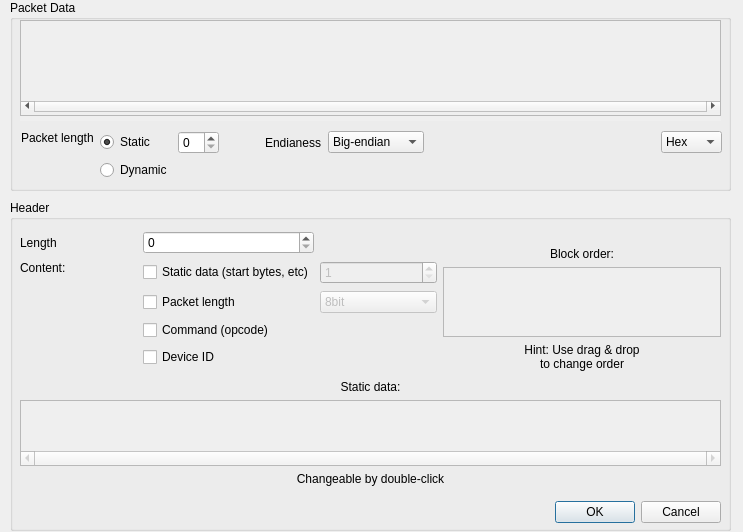
Before: the Qt Designer form src/LorrisAnalyzer/sourcedialog.ui in Tasssadar/Lorris, drawn with Qt 5.
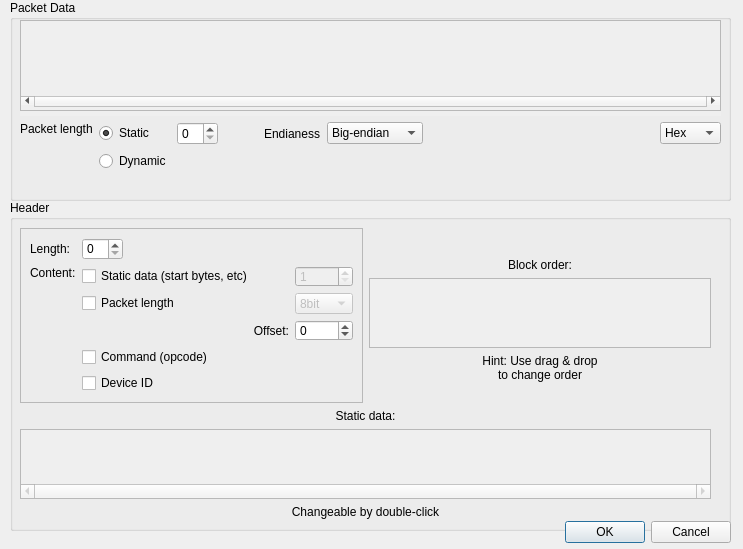
After: the same form once the commit is applied.

What changed in the file:
```diff
--- a/src/LorrisAnalyzer/sourcedialog.ui
+++ b/src/LorrisAnalyzer/sourcedialog.ui
@@ -7,7 +7,7 @@
     <x>0</x>
     <y>0</y>
     <width>743</width>
-    <height>532</height>
+    <height>549</height>
    </rect>
   </property>
   <property name="sizePolicy">
@@ -31,82 +31,56 @@
    <property name="title">
     <string>Header</string>
    </property>
-   <widget class="QDialogButtonBox" name="ok_close_bBox">
+   <widget class="QWidget" name="">
     <property name="geometry">
      <rect>
-      <x>530</x>
-      <y>300</y>
-      <width>181</width>
-      <height>25</height>
-     </rect>
-    </property>
-    <property name="standardButtons">
-     <set>QDialogButtonBox::Cancel|QDialogButtonBox::Ok</set>
-    </property>
-    <property name="centerButtons">
-     <bool>false</bool>
-    </property>
-   </widget>
-   <widget class="QWidget" name="layoutWidget1">
-    <property name="geometry">
-     <rect>
       <x>10</x>
-      <y>180</y>
-      <width>701</width>
-      <height>106</height>
+      <y>28</y>
+      <width>691</width>
+      <height>291</height>
      </rect>
     </property>
-    <layout class="QVBoxLayout" name="verticalLayout_8">
+    <layout class="QVBoxLayout" name="verticalLayout">
      <item>
-      <widget class="QLabel" name="label_3">
-       <property name="text">
-        <string>Static data:</string>
-       </property>
-       <property name="alignment">
-        <set>Qt::AlignCenter</set>
-       </property>
-      </widget>
-     </item>
+      <layout class="QHBoxLayout" name="horizontalLayout_3">
      <item>
-      <widget class="QListWidget" name="staticList">
-       <property name="enabled">
-        <bool>false</bool>
-       </property>
-       <property name="verticalScrollBarPolicy">
-        <enum>Qt::ScrollBarAlwaysOff</enum>
-       </property>
-       <property name="horizontalScrollBarPolicy">
-        <enum>Qt::ScrollBarAlwaysOn</enum>
-       </property>
-       <property name="flow">
-        <enum>QListView::LeftToRight</enum>
-       </property>
-      </widget>
-     </item>
-     <item>
-      <widget class="QLabel" name="label_5">
-       <property name="text">
-        <string>Changeable by double-click</string>
-       </property>
-       <property name="alignment">
-        <set>Qt::AlignCenter</set>
-       </property>
-      </widget>
-     </item>
-    </layout>
-   </widget>
-   <widget class="QWidget" name="layoutWidget2">
-    <property name="geometry">
-     <rect>
-      <x>10</x>
-      <y>30</y>
-      <width>701</width>
-      <height>141</height>
-     </rect>
-    </property>
-    <layout class="QHBoxLayout" name="horizontalLayout" stretch="3,2">
+        <widget class="QFrame" name="frame">
+         <property name="frameShape">
+          <enum>QFrame::StyledPanel</enum>
+         </property>
+         <property name="frameShadow">
+          <enum>QFrame::Raised</enum>
+         </property>
+         <layout class="QVBoxLayout" name="verticalLayout_2">
      <item>
       <layout class="QGridLayout" name="gridLayout">
+            <item row="0" column="0">
+             <widget class="QLabel" name="h_len_label">
+              <property name="text">
+               <string>Length:</string>
+              </property>
+             </widget>
+            </item>
+            <item row="0" column="1">
+             <layout class="QHBoxLayout" name="horizontalLayout">
+              <item>
+               <widget class="QSpinBox" name="header_len_box"/>
+              </item>
+              <item>
+               <spacer name="horizontalSpacer_3">
+                <property name="orientation">
+                 <enum>Qt::Horizontal</enum>
+                </property>
+                <property name="sizeHint" stdset="0">
+                 <size>
+                  <width>40</width>
+                  <height>20</height>
+                 </size>
+                </property>
+               </spacer>
+              </item>
+             </layout>
+            </item>
        <item row="1" column="0">
         <widget class="QLabel" name="conten_label">
          <property name="text">
@@ -170,30 +144,43 @@
         </widget>
        </item>
        <item row="3" column="1">
+             <widget class="QLabel" name="label_6">
+              <property name="text">
+               <string>Offset:</string>
+              </property>
+              <property name="alignment">
+               <set>Qt::AlignRight|Qt::AlignTrailing|Qt::AlignVCenter</set>
+              </property>
+             </widget>
+            </item>
+            <item row="3" column="2">
+             <widget class="QSpinBox" name="offsetBox">
+              <property name="minimum">
+               <number>-100</number>
+              </property>
+              <property name="maximum">
+               <number>100</number>
+              </property>
+             </widget>
+            </item>
+            <item row="4" column="1">
         <widget class="QCheckBox" name="cmd_check">
          <property name="text">
           <string>Command (opcode)</string>
          </property>
         </widget>
        </item>
-       <item row="4" column="1">
+            <item row="5" column="1">
         <widget class="QCheckBox" name="id_check">
          <property name="text">
           <string>Device ID</string>
          </property>
         </widget>
        </item>
-       <item row="0" column="0">
-        <widget class="QLabel" name="h_len_label">
-         <property name="text">
-          <string>Length</string>
-         </property>
+           </layout>
+          </item>
+         </layout>
         </widget>
-       </item>
-       <item row="0" column="1">
-        <widget class="QSpinBox" name="header_len_box"/>
-       </item>
-      </layout>
      </item>
      <item>
       <layout class="QVBoxLayout" name="verticalLayout_5">
@@ -205,7 +192,7 @@
          <property name="sizeHint" stdset="0">
           <size>
            <width>20</width>
-           <height>40</height>
+             <height>50</height>
           </size>
          </property>
         </spacer>
@@ -233,7 +220,7 @@
            <rect>
             <x>0</x>
             <y>0</y>
-            <width>270</width>
+              <width>326</width>
             <height>58</height>
            </rect>
           </property>
@@ -251,6 +238,61 @@
          </property>
         </widget>
        </item>
+         <item>
+          <spacer name="verticalSpacer">
+           <property name="orientation">
+            <enum>Qt::Vertical</enum>
+           </property>
+           <property name="sizeHint" stdset="0">
+            <size>
+             <width>20</width>
+             <height>40</height>
+            </size>
+           </property>
+          </spacer>
+         </item>
+        </layout>
+       </item>
+      </layout>
+     </item>
+     <item>
+      <layout class="QVBoxLayout" name="verticalLayout_8">
+       <item>
+        <widget class="QLabel" name="label_3">
+         <property name="text">
+          <string>Static data:</string>
+         </property>
+         <property name="alignment">
+          <set>Qt::AlignCenter</set>
+         </property>
+        </widget>
+       </item>
+       <item>
+        <widget class="QListWidget" name="staticList">
+         <property name="enabled">
+          <bool>false</bool>
+         </property>
+         <property name="verticalScrollBarPolicy">
+          <enum>Qt::ScrollBarAlwaysOff</enum>
+         </property>
+         <property name="horizontalScrollBarPolicy">
+          <enum>Qt::ScrollBarAlwaysOn</enum>
+         </property>
+         <property name="flow">
+          <enum>QListView::LeftToRight</enum>
+         </property>
+        </widget>
+       </item>
+       <item>
+        <widget class="QLabel" name="label_5">
+         <property name="text">
+          <string>Changeable by double-click</string>
+         </property>
+         <property name="alignment">
+          <set>Qt::AlignCenter</set>
+         </property>
+        </widget>
+       </item>
       </layout>
      </item>
     </layout>
@@ -262,23 +304,26 @@
      <x>10</x>
      <y>0</y>
      <width>721</width>
-     <height>191</height>
+     <height>201</height>
     </rect>
    </property>
    <property name="title">
     <string>Packet Data</string>
    </property>
-   <widget class="QScrollArea" name="data_scroll">
+   <widget class="QWidget" name="">
     <property name="geometry">
      <rect>
       <x>10</x>
       <y>20</y>
       <width>701</width>
-      <height>101</height>
+      <height>151</height>
      </rect>
     </property>
+    <layout class="QVBoxLayout" name="verticalLayout_3">
+     <item>
+      <widget class="QScrollArea" name="data_scroll">
     <property name="sizePolicy">
-     <sizepolicy hsizetype="Fixed" vsizetype="Fixed">
+        <sizepolicy hsizetype="Expanding" vsizetype="Expanding">
       <horstretch>0</horstretch>
       <verstretch>0</verstretch>
      </sizepolicy>
@@ -290,29 +335,21 @@
      <enum>Qt::ScrollBarAlwaysOn</enum>
     </property>
     <property name="widgetResizable">
-     <bool>true</bool>
+        <bool>false</bool>
     </property>
     <widget class="QWidget" name="scrollAreaWidgetContents">
      <property name="geometry">
       <rect>
        <x>0</x>
        <y>0</y>
-       <width>685</width>
-       <height>68</height>
+          <width>683</width>
+          <height>62</height>
       </rect>
      </property>
     </widget>
    </widget>
-  </widget>
-  <widget class="QWidget" name="layoutWidget3">
-   <property name="geometry">
-    <rect>
-     <x>21</x>
-     <y>131</y>
-     <width>701</width>
-     <height>50</height>
-    </rect>
-   </property>
+     </item>
+     <item>
    <layout class="QGridLayout" name="gridLayout_2">
     <item row="0" column="0">
      <widget class="QLabel" name="len_label">
@@ -417,6 +454,25 @@
      </spacer>
     </item>
    </layout>
+     </item>
+    </layout>
+   </widget>
+  </widget>
+  <widget class="QDialogButtonBox" name="ok_close_bBox">
+   <property name="geometry">
+    <rect>
+     <x>550</x>
+     <y>520</y>
+     <width>181</width>
+     <height>25</height>
+    </rect>
+   </property>
+   <property name="standardButtons">
+    <set>QDialogButtonBox::Cancel|QDialogButtonBox::Ok</set>
+   </property>
+   <property name="centerButtons">
+    <bool>false</bool>
+   </property>
   </widget>
  </widget>
  <resources/>
```
Lines whose indentation alone changed are shown as unchanged.
